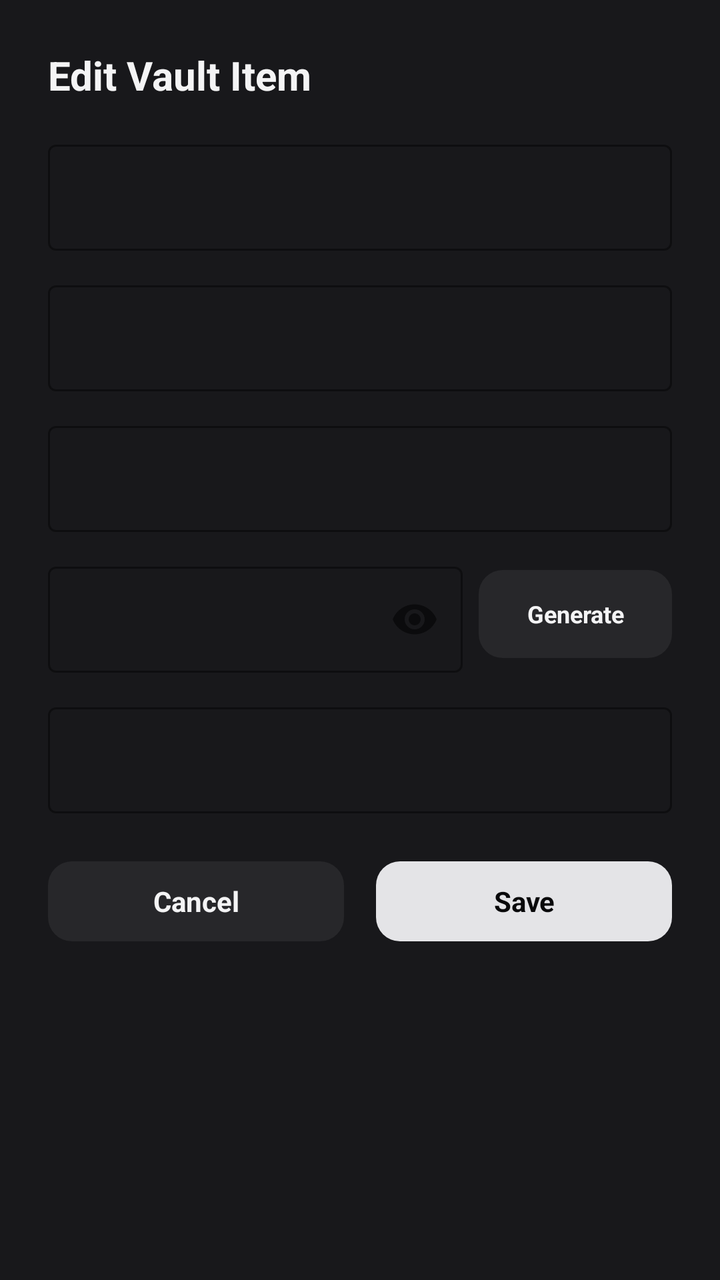
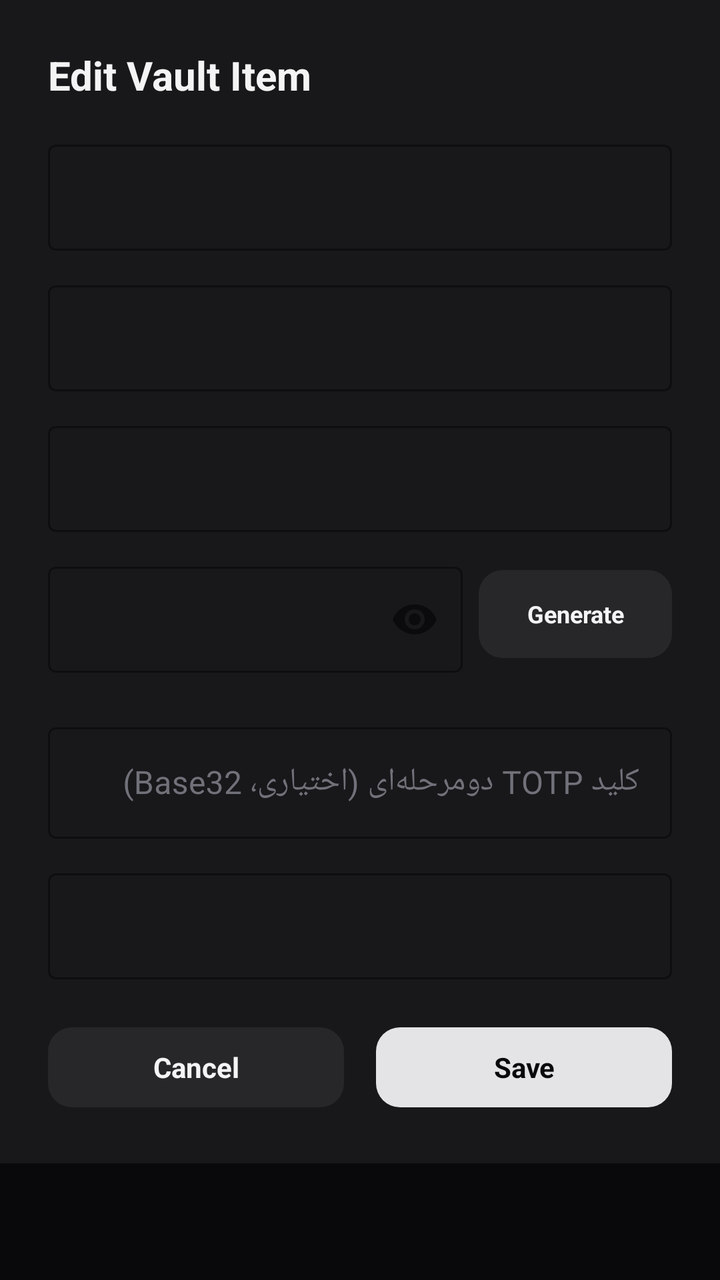

An Android layout rendered at two revisions. The XML below is the earlier revision; the diff shows what the commit changed to produce the second picture.
<!-- AndroidManifest.xml: application theme Theme.Material3.Dark.NoActionBar -->
<!-- res/layout/dialog_add_vault_item.xml -->
<?xml version="1.0" encoding="utf-8"?>
<LinearLayout xmlns:android="http://schemas.android.com/apk/res/android"
    xmlns:app="http://schemas.android.com/apk/res-auto"
    android:layout_width="match_parent"
    android:layout_height="wrap_content"
    android:orientation="vertical"
    android:background="#18181B"
    android:padding="24dp">

    <TextView
        android:id="@+id/tvDialogTitle"
        android:layout_width="wrap_content"
        android:layout_height="wrap_content"
        android:text="Edit Vault Item"
        android:textColor="#F4F4F5"
        android:textSize="20sp"
        android:textStyle="bold"
        android:layout_marginBottom="16dp" />

    <com.google.android.material.textfield.TextInputLayout
        android:id="@+id/tilTitle"
        style="@style/Widget.MaterialComponents.TextInputLayout.OutlinedBox"
        android:layout_width="match_parent"
        android:layout_height="wrap_content"
        android:layout_marginBottom="12dp"
        app:boxStrokeColor="#3B82F6"
        app:hintTextColor="#3B82F6">

        <com.google.android.material.textfield.TextInputEditText
            android:id="@+id/etTitle"
            android:layout_width="match_parent"
            android:layout_height="wrap_content"
            android:textColor="#F4F4F5"
            android:textSize="14sp" />
    </com.google.android.material.textfield.TextInputLayout>

    <com.google.android.material.textfield.TextInputLayout
        android:id="@+id/tilCategory"
        style="@style/Widget.MaterialComponents.TextInputLayout.OutlinedBox"
        android:layout_width="match_parent"
        android:layout_height="wrap_content"
        android:layout_marginBottom="12dp"
        app:boxStrokeColor="#3B82F6"
        app:hintTextColor="#3B82F6">

        <com.google.android.material.textfield.TextInputEditText
            android:id="@+id/etCategory"
            android:layout_width="match_parent"
            android:layout_height="wrap_content"
            android:textColor="#F4F4F5"
            android:textSize="14sp" />
    </com.google.android.material.textfield.TextInputLayout>

    <com.google.android.material.textfield.TextInputLayout
        android:id="@+id/tilUsername"
        style="@style/Widget.MaterialComponents.TextInputLayout.OutlinedBox"
        android:layout_width="match_parent"
        android:layout_height="wrap_content"
        android:layout_marginBottom="12dp"
        app:boxStrokeColor="#3B82F6"
        app:hintTextColor="#3B82F6">

        <com.google.android.material.textfield.TextInputEditText
            android:id="@+id/etUsername"
            android:layout_width="match_parent"
            android:layout_height="wrap_content"
            android:textColor="#F4F4F5"
            android:textSize="14sp" />
    </com.google.android.material.textfield.TextInputLayout>

    <LinearLayout
        android:layout_width="match_parent"
        android:layout_height="wrap_content"
        android:orientation="horizontal"
        android:gravity="center_vertical"
        android:layout_marginBottom="12dp">

        <com.google.android.material.textfield.TextInputLayout
            android:id="@+id/tilPassword"
            style="@style/Widget.MaterialComponents.TextInputLayout.OutlinedBox"
            android:layout_width="0dp"
            android:layout_height="wrap_content"
            android:layout_weight="1"
            app:passwordToggleEnabled="true"
            app:boxStrokeColor="#3B82F6"
            app:hintTextColor="#3B82F6">

            <com.google.android.material.textfield.TextInputEditText
                android:id="@+id/etPassword"
                android:layout_width="match_parent"
                android:layout_height="wrap_content"
                android:inputType="textPassword"
                android:textColor="#F4F4F5"
                android:textSize="14sp" />
        </com.google.android.material.textfield.TextInputLayout>

        <com.google.android.material.button.MaterialButton
            android:id="@+id/btnGenerate"
            style="@style/Widget.Material3.Button.TonalButton"
            android:layout_width="wrap_content"
            android:layout_height="52dp"
            android:layout_marginStart="8dp"
            android:text="Generate"
            android:textSize="12sp"
            android:textStyle="bold"
            android:textColor="#F4F4F5"
            app:backgroundTint="#27272A"
            app:cornerRadius="12dp" />
    </LinearLayout>

    <com.google.android.material.textfield.TextInputLayout
        android:id="@+id/tilNotes"
        style="@style/Widget.MaterialComponents.TextInputLayout.OutlinedBox"
        android:layout_width="match_parent"
        android:layout_height="wrap_content"
        android:layout_marginBottom="20dp"
        app:boxStrokeColor="#3B82F6"
        app:hintTextColor="#3B82F6">

        <com.google.android.material.textfield.TextInputEditText
            android:id="@+id/etNotes"
            android:layout_width="match_parent"
            android:layout_height="wrap_content"
            android:textColor="#F4F4F5"
            android:textSize="14sp" />
    </com.google.android.material.textfield.TextInputLayout>

    
    <LinearLayout
        android:layout_width="match_parent"
        android:layout_height="wrap_content"
        android:orientation="horizontal"
        android:gravity="center">

        <com.google.android.material.button.MaterialButton
            android:id="@+id/btnCancel"
            style="@style/Widget.Material3.Button.TonalButton"
            android:layout_width="0dp"
            android:layout_height="48dp"
            android:layout_weight="1"
            android:layout_marginEnd="8dp"
            android:text="Cancel"
            android:textSize="14sp"
            android:textStyle="bold"
            android:textColor="#F4F4F5"
            app:backgroundTint="#27272A"
            app:cornerRadius="12dp" />

        <com.google.android.material.button.MaterialButton
            android:id="@+id/btnSave"
            style="@style/Widget.Material3.Button"
            android:layout_width="0dp"
            android:layout_height="48dp"
            android:layout_weight="1"
            android:layout_marginStart="8dp"
            android:text="Save"
            android:textSize="14sp"
            android:textStyle="bold"
            android:textColor="#09090B"
            app:backgroundTint="#E4E4E7"
            app:cornerRadius="12dp" />
    </LinearLayout>

</LinearLayout>
<!-- resources referenced by this layout -->
<resources>
  <style name="Theme.Material3.Dark.NoActionBar" parent="Theme.MaterialComponents.DayNight.NoActionBar">
          <item name="android:statusBarColor">#09090B</item>
          <item name="android:windowBackground">#09090B</item>
      </style>
</resources>

<!-- the commit's change to res/layout/dialog_add_vault_item.xml (unified diff, before → after) -->
@@ -1,164 +1,189 @@
 <?xml version="1.0" encoding="utf-8"?>
-<LinearLayout xmlns:android="http://schemas.android.com/apk/res/android"
+<ScrollView xmlns:android="http://schemas.android.com/apk/res/android"
     xmlns:app="http://schemas.android.com/apk/res-auto"
     android:layout_width="match_parent"
-    android:layout_height="wrap_content"
-    android:orientation="vertical"
-    android:background="#18181B"
-    android:padding="24dp">
-
-    <TextView
-        android:id="@+id/tvDialogTitle"
-        android:layout_width="wrap_content"
-        android:layout_height="wrap_content"
-        android:text="Edit Vault Item"
-        android:textColor="#F4F4F5"
-        android:textSize="20sp"
-        android:textStyle="bold"
-        android:layout_marginBottom="16dp" />
-
-    <com.google.android.material.textfield.TextInputLayout
-        android:id="@+id/tilTitle"
-        style="@style/Widget.MaterialComponents.TextInputLayout.OutlinedBox"
-        android:layout_width="match_parent"
-        android:layout_height="wrap_content"
-        android:layout_marginBottom="12dp"
-        app:boxStrokeColor="#3B82F6"
-        app:hintTextColor="#3B82F6">
-
-        <com.google.android.material.textfield.TextInputEditText
-            android:id="@+id/etTitle"
-            android:layout_width="match_parent"
-            android:layout_height="wrap_content"
-            android:textColor="#F4F4F5"
-            android:textSize="14sp" />
-    </com.google.android.material.textfield.TextInputLayout>
-
-    <com.google.android.material.textfield.TextInputLayout
-        android:id="@+id/tilCategory"
-        style="@style/Widget.MaterialComponents.TextInputLayout.OutlinedBox"
-        android:layout_width="match_parent"
-        android:layout_height="wrap_content"
-        android:layout_marginBottom="12dp"
-        app:boxStrokeColor="#3B82F6"
-        app:hintTextColor="#3B82F6">
-
-        <com.google.android.material.textfield.TextInputEditText
-            android:id="@+id/etCategory"
-            android:layout_width="match_parent"
-            android:layout_height="wrap_content"
-            android:textColor="#F4F4F5"
-            android:textSize="14sp" />
-    </com.google.android.material.textfield.TextInputLayout>
-
-    <com.google.android.material.textfield.TextInputLayout
-        android:id="@+id/tilUsername"
-        style="@style/Widget.MaterialComponents.TextInputLayout.OutlinedBox"
-        android:layout_width="match_parent"
-        android:layout_height="wrap_content"
-        android:layout_marginBottom="12dp"
-        app:boxStrokeColor="#3B82F6"
-        app:hintTextColor="#3B82F6">
-
-        <com.google.android.material.textfield.TextInputEditText
-            android:id="@+id/etUsername"
-            android:layout_width="match_parent"
-            android:layout_height="wrap_content"
-            android:textColor="#F4F4F5"
-            android:textSize="14sp" />
-    </com.google.android.material.textfield.TextInputLayout>
+    android:layout_height="wrap_content">
 
     <LinearLayout
         android:layout_width="match_parent"
         android:layout_height="wrap_content"
-        android:orientation="horizontal"
-        android:gravity="center_vertical"
-        android:layout_marginBottom="12dp">
+        android:orientation="vertical"
+        android:background="#18181B"
+        android:padding="24dp">
+
+        <TextView
+            android:id="@+id/tvDialogTitle"
+            android:layout_width="wrap_content"
+            android:layout_height="wrap_content"
+            android:text="Edit Vault Item"
+            android:textColor="#F4F4F5"
+            android:textSize="20sp"
+            android:textStyle="bold"
+            android:layout_marginBottom="16dp" />
 
         <com.google.android.material.textfield.TextInputLayout
-            android:id="@+id/tilPassword"
+            android:id="@+id/tilTitle"
             style="@style/Widget.MaterialComponents.TextInputLayout.OutlinedBox"
-            android:layout_width="0dp"
+            android:layout_width="match_parent"
             android:layout_height="wrap_content"
-            android:layout_weight="1"
-            app:passwordToggleEnabled="true"
+            android:layout_marginBottom="12dp"
             app:boxStrokeColor="#3B82F6"
             app:hintTextColor="#3B82F6">
 
             <com.google.android.material.textfield.TextInputEditText
-                android:id="@+id/etPassword"
+                android:id="@+id/etTitle"
                 android:layout_width="match_parent"
                 android:layout_height="wrap_content"
-                android:inputType="textPassword"
                 android:textColor="#F4F4F5"
                 android:textSize="14sp" />
         </com.google.android.material.textfield.TextInputLayout>
 
-        <com.google.android.material.button.MaterialButton
-            android:id="@+id/btnGenerate"
-            style="@style/Widget.Material3.Button.TonalButton"
-            android:layout_width="wrap_content"
-            android:layout_height="52dp"
-            android:layout_marginStart="8dp"
-            android:text="Generate"
-            android:textSize="12sp"
-            android:textStyle="bold"
-            android:textColor="#F4F4F5"
-            app:backgroundTint="#27272A"
-            app:cornerRadius="12dp" />
-    </LinearLayout>
-
-    <com.google.android.material.textfield.TextInputLayout
-        android:id="@+id/tilNotes"
-        style="@style/Widget.MaterialComponents.TextInputLayout.OutlinedBox"
-        android:layout_width="match_parent"
-        android:layout_height="wrap_content"
-        android:layout_marginBottom="20dp"
-        app:boxStrokeColor="#3B82F6"
-        app:hintTextColor="#3B82F6">
-
-        <com.google.android.material.textfield.TextInputEditText
-            android:id="@+id/etNotes"
+        <com.google.android.material.textfield.TextInputLayout
+            android:id="@+id/tilCategory"
+            style="@style/Widget.MaterialComponents.TextInputLayout.OutlinedBox"
             android:layout_width="match_parent"
             android:layout_height="wrap_content"
-            android:textColor="#F4F4F5"
-            android:textSize="14sp" />
-    </com.google.android.material.textfield.TextInputLayout>
+            android:layout_marginBottom="12dp"
+            app:boxStrokeColor="#3B82F6"
+            app:hintTextColor="#3B82F6">
 
-    
-    <LinearLayout
-        android:layout_width="match_parent"
-        android:layout_height="wrap_content"
-        android:orientation="horizontal"
-        android:gravity="center">
+            <com.google.android.material.textfield.TextInputEditText
+                android:id="@+id/etCategory"
+                android:layout_width="match_parent"
+                android:layout_height="wrap_content"
+                android:textColor="#F4F4F5"
+                android:textSize="14sp" />
+        </com.google.android.material.textfield.TextInputLayout>
 
-        <com.google.android.material.button.MaterialButton
-            android:id="@+id/btnCancel"
-            style="@style/Widget.Material3.Button.TonalButton"
-            android:layout_width="0dp"
-            android:layout_height="48dp"
-            android:layout_weight="1"
-            android:layout_marginEnd="8dp"
-            android:text="Cancel"
-            android:textSize="14sp"
-            android:textStyle="bold"
-            android:textColor="#F4F4F5"
-            app:backgroundTint="#27272A"
-            app:cornerRadius="12dp" />
+        <com.google.android.material.textfield.TextInputLayout
+            android:id="@+id/tilUsername"
+            style="@style/Widget.MaterialComponents.TextInputLayout.OutlinedBox"
+            android:layout_width="match_parent"
+            android:layout_height="wrap_content"
+            android:layout_marginBottom="12dp"
+            app:boxStrokeColor="#3B82F6"
+            app:hintTextColor="#3B82F6">
 
-        <com.google.android.material.button.MaterialButton
-            android:id="@+id/btnSave"
-            style="@style/Widget.Material3.Button"
-            android:layout_width="0dp"
-            android:layout_height="48dp"
-            android:layout_weight="1"
-            android:layout_marginStart="8dp"
-            android:text="Save"
-            android:textSize="14sp"
-            android:textStyle="bold"
-            android:textColor="#09090B"
-            app:backgroundTint="#E4E4E7"
-            app:cornerRadius="12dp" />
+            <com.google.android.material.textfield.TextInputEditText
+                android:id="@+id/etUsername"
+                android:layout_width="match_parent"
+                android:layout_height="wrap_content"
+                android:textColor="#F4F4F5"
+                android:textSize="14sp" />
+        </com.google.android.material.textfield.TextInputLayout>
+
+        <LinearLayout
+            android:layout_width="match_parent"
+            android:layout_height="wrap_content"
+            android:orientation="horizontal"
+            android:gravity="center_vertical"
+            android:layout_marginBottom="12dp">
+
+            <com.google.android.material.textfield.TextInputLayout
+                android:id="@+id/tilPassword"
+                style="@style/Widget.MaterialComponents.TextInputLayout.OutlinedBox"
+                android:layout_width="0dp"
+                android:layout_height="wrap_content"
+                android:layout_weight="1"
+                app:passwordToggleEnabled="true"
+                app:boxStrokeColor="#3B82F6"
+                app:hintTextColor="#3B82F6">
+
+                <com.google.android.material.textfield.TextInputEditText
+                    android:id="@+id/etPassword"
+                    android:layout_width="match_parent"
+                    android:layout_height="wrap_content"
+                    android:inputType="textPassword"
+                    android:textColor="#F4F4F5"
+                    android:textSize="14sp" />
+            </com.google.android.material.textfield.TextInputLayout>
+
+            <com.google.android.material.button.MaterialButton
+                android:id="@+id/btnGenerate"
+                style="@style/Widget.Material3.Button.TonalButton"
+                android:layout_width="wrap_content"
+                android:layout_height="52dp"
+                android:layout_marginStart="8dp"
+                android:text="Generate"
+                android:textSize="12sp"
+                android:textStyle="bold"
+                android:textColor="#F4F4F5"
+                app:backgroundTint="#27272A"
+                app:cornerRadius="12dp" />
+        </LinearLayout>
+
+        
+        <com.google.android.material.textfield.TextInputLayout
+            android:id="@+id/tilTotpSecret"
+            style="@style/Widget.MaterialComponents.TextInputLayout.OutlinedBox"
+            android:layout_width="match_parent"
+            android:layout_height="wrap_content"
+            android:layout_marginTop="10dp"
+            android:hint="کلید TOTP دو‌مرحله‌ای (اختیاری، Base32)"
+            android:textColorHint="#71717A"
+            app:boxStrokeColor="#A1A1AA"
+            app:hintTextColor="#F4F4F5">
+
+            <com.google.android.material.textfield.TextInputEditText
+                android:id="@+id/etTotpSecret"
+                android:layout_width="match_parent"
+                android:layout_height="wrap_content"
+                android:textColor="#F4F4F5" />
+        </com.google.android.material.textfield.TextInputLayout>
+
+        <com.google.android.material.textfield.TextInputLayout
+            android:id="@+id/tilNotes"
+            style="@style/Widget.MaterialComponents.TextInputLayout.OutlinedBox"
+            android:layout_width="match_parent"
+            android:layout_height="wrap_content"
+            android:layout_marginTop="12dp"
+            android:layout_marginBottom="20dp"
+            app:boxStrokeColor="#3B82F6"
+            app:hintTextColor="#3B82F6">
+
+            <com.google.android.material.textfield.TextInputEditText
+                android:id="@+id/etNotes"
+                android:layout_width="match_parent"
+                android:layout_height="wrap_content"
+                android:textColor="#F4F4F5"
+                android:textSize="14sp" />
+        </com.google.android.material.textfield.TextInputLayout>
+
+        
+        <LinearLayout
+            android:layout_width="match_parent"
+            android:layout_height="wrap_content"
+            android:orientation="horizontal"
+            android:gravity="center">
+
+            <com.google.android.material.button.MaterialButton
+                android:id="@+id/btnCancel"
+                style="@style/Widget.Material3.Button.TonalButton"
+                android:layout_width="0dp"
+                android:layout_height="48dp"
+                android:layout_weight="1"
+                android:layout_marginEnd="8dp"
+                android:text="Cancel"
+                android:textSize="14sp"
+                android:textStyle="bold"
+                android:textColor="#F4F4F5"
+                app:backgroundTint="#27272A"
+                app:cornerRadius="12dp" />
+
+            <com.google.android.material.button.MaterialButton
+                android:id="@+id/btnSave"
+                style="@style/Widget.Material3.Button"
+                android:layout_width="0dp"
+                android:layout_height="48dp"
+                android:layout_weight="1"
+                android:layout_marginStart="8dp"
+                android:text="Save"
+                android:textSize="14sp"
+                android:textStyle="bold"
+                android:textColor="#09090B"
+                app:backgroundTint="#E4E4E7"
+                app:cornerRadius="12dp" />
+        </LinearLayout>
+
     </LinearLayout>
-
-</LinearLayout>
+</ScrollView>
